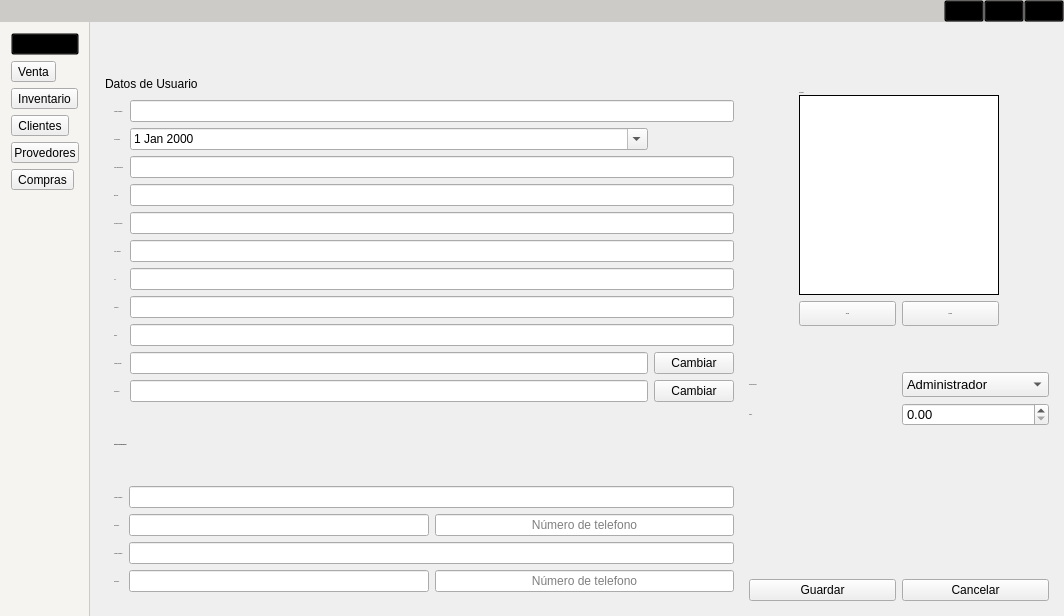
Above: Project/frontend/ventana_principal_trabajo.ui from LAngelVp/SistemaPOS before the change. Below: the same form after it.
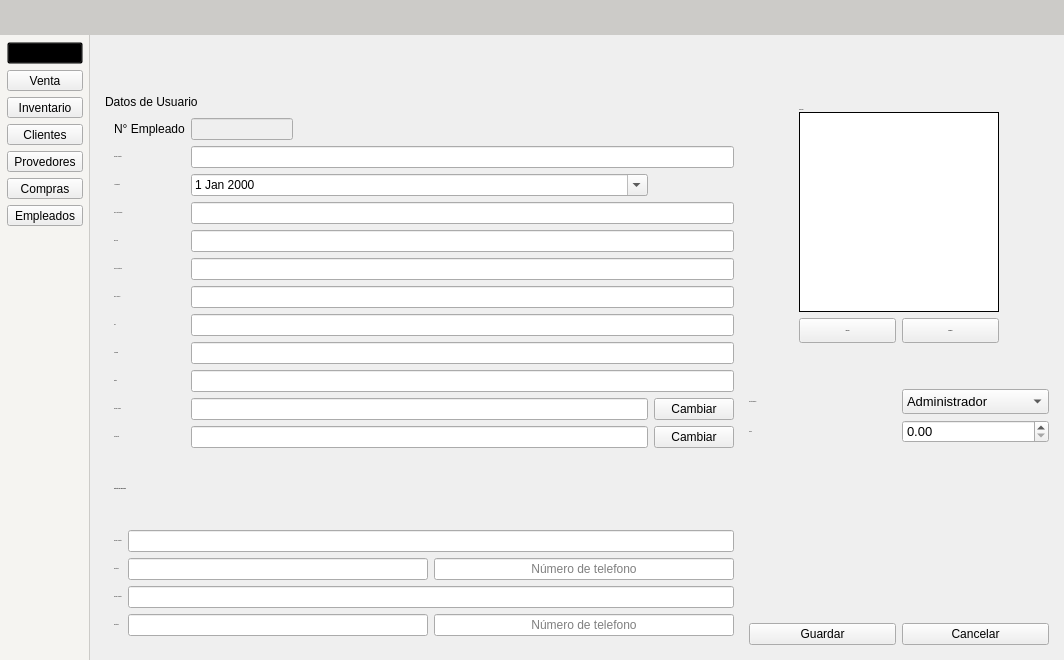
That is the form after the change. The open tabs and pages were chosen to show the change. Icons and pictures are not drawn.

Commit message: Agregue los iconos al documento de rutas de src, agregue igual el btn de empleado y su conexion

```diff
--- a/Project/frontend/ventana_principal_trabajo.ui
+++ b/Project/frontend/ventana_principal_trabajo.ui
@@ -7,7 +7,7 @@
     <x>0</x>
     <y>0</y>
     <width>1064</width>
-    <height>616</height>
+    <height>660</height>
    </rect>
   </property>
   <property name="windowTitle">
@@ -32,6 +32,7 @@
 	 border-top: 0px;
 	font-size:14px;
 	max-width:200px;
+	color: rgb(0, 0, 0);
 }
 [objectName^=&quot;txt&quot;] {
 	background-color: rgb(245, 245, 245);
@@ -39,6 +40,7 @@
     border-top: 0px;
     font-size: 14px;
     font-family: Arial, sans-serif;
+	color: rgb(0, 0, 0);
 }
 [objectName^=&quot;btn_btn&quot;] {
 background-color: rgb(204, 204, 204);
@@ -49,18 +51,23 @@
 	padding-right: 5px;
 	font-size:14px;
 	font-family: Arial;
+	color: rgb(255, 255, 255);
+	border:None;
+	font-weight:bold;
 }
 [objectName^=&quot;lbt&quot;] {
 	max-height: 40px;
 	font-size:16px;
 	font-family: Arial, sans-serif;
     font-weight: bold;
+	color: rgb(0, 0, 0);
 }
 [objectName^=&quot;lbl&quot;] {
 	min-height:25px;
 	max-height:25px;
 	font-size:14px;
 	font-family: Arial, sans-serif;
+	color: rgb(0, 0, 0);
 }
 [objectName^=&quot;btn_btn&quot;]:hover {
 background-color: rgb(191, 191, 191);
@@ -69,10 +76,16 @@
 background-color: rgb(230, 230, 230);
 padding:2px;
 border-radius:5px;
-min-width:70px;
 font-size:12px;
 	font-family: Arial;
+	color: rgb(0, 0, 0);
 }
+
+[objectName^=&quot;tabla&quot;] {
+	background-color: rgb(195, 195, 195);
+	border:1px solid;
+}
+
 [objectName^=&quot;bts_bts&quot;]:hover {
 background-color: rgb(212, 234, 247);
 }
@@ -97,18 +110,27 @@
 #panel_cabecera{
 background-color: rgb(204, 203, 200);
 max-height: 35px;
+min-height: 35px;
 }
 #btn_minimizar{
 	background-color:transparent;
+	border:None;
 }
 #btn_maximizar{
 	background-color:transparent;
+	border:None;
 }
 #btn_cerrar{
 	background-color:transparent;
+	border:None;
+}
+#panel_btn_menu{
+	min-width:40px;
+	max-width:40px;
+	min-height:40px;
+	max-height:40px;
 }
 #btn_btn_menu{
-	margin-left:5px;
 	border: 0px;
 	background-color: transparent;
 }
@@ -124,21 +146,26 @@
 max-width:0px;
 }
 #panel_opciones_superior{
-	max-height:40px;
+	min-height:45px;	
+	max-height:45px;
 	padding-bottom: 0px;
 	padding-top: 0px;
 }
 #panel_contenido_opciones_superior{
 max-height: 40px;
 }
-
 #panel_paginas{
 padding:15px;
 }
 #img_empleado_usuario{
 border: 1px solid;
 	background-color: rgb(255, 255, 255);
-}</string>
+}
+#txt_nEmpleado{
+min-width:100px;
+max-width:100px;
+}
+</string>
   </property>
   <widget class="QWidget" name="panel_centralwidget">
    <layout class="QGridLayout" name="gridLayout">
@@ -323,7 +350,25 @@
           </property>
           <item>
            <widget class="QWidget" name="panel_sub_opciones_desplegable" native="true">
+            <property name="layoutDirection">
+             <enum>Qt::LeftToRight</enum>
+            </property>
+            <property name="autoFillBackground">
+             <bool>false</bool>
+            </property>
             <layout class="QVBoxLayout" name="verticalLayout_17">
+             <property name="leftMargin">
+              <number>5</number>
+             </property>
+             <property name="topMargin">
+              <number>5</number>
+             </property>
+             <property name="rightMargin">
+              <number>5</number>
+             </property>
+             <property name="bottomMargin">
+              <number>5</number>
+             </property>
              <item>
               <widget class="QPushButton" name="btn_btn_cuenta">
                <property name="cursor">
@@ -349,6 +394,12 @@
              </item>
              <item>
               <widget class="QToolButton" name="bts_bts_venta">
+               <property name="sizePolicy">
+                <sizepolicy hsizetype="Expanding" vsizetype="Fixed">
+                 <horstretch>0</horstretch>
+                 <verstretch>0</verstretch>
+                </sizepolicy>
+               </property>
                <property name="cursor">
                 <cursorShape>PointingHandCursor</cursorShape>
                </property>
@@ -378,6 +429,12 @@
              </item>
              <item>
               <widget class="QToolButton" name="bts_bts_inventario">
+               <property name="sizePolicy">
+                <sizepolicy hsizetype="Expanding" vsizetype="Fixed">
+                 <horstretch>0</horstretch>
+                 <verstretch>0</verstretch>
+                </sizepolicy>
+               </property>
                <property name="cursor">
                 <cursorShape>PointingHandCursor</cursorShape>
                </property>
@@ -401,6 +458,12 @@
              </item>
              <item>
               <widget class="QToolButton" name="bts_bts_clientes">
+               <property name="sizePolicy">
+                <sizepolicy hsizetype="Expanding" vsizetype="Fixed">
+                 <horstretch>0</horstretch>
+                 <verstretch>0</verstretch>
+                </sizepolicy>
+               </property>
                <property name="cursor">
                 <cursorShape>PointingHandCursor</cursorShape>
                </property>
@@ -424,6 +487,12 @@
              </item>
              <item>
               <widget class="QToolButton" name="bts_bts_proveedor">
+               <property name="sizePolicy">
+                <sizepolicy hsizetype="Expanding" vsizetype="Fixed">
+                 <horstretch>0</horstretch>
+                 <verstretch>0</verstretch>
+                </sizepolicy>
+               </property>
                <property name="cursor">
                 <cursorShape>PointingHandCursor</cursorShape>
                </property>
@@ -447,6 +516,12 @@
              </item>
              <item>
               <widget class="QToolButton" name="bts_bts_compras">
+               <property name="sizePolicy">
+                <sizepolicy hsizetype="Expanding" vsizetype="Fixed">
+                 <horstretch>0</horstretch>
+                 <verstretch>0</verstretch>
+                </sizepolicy>
+               </property>
                <property name="cursor">
                 <cursorShape>PointingHandCursor</cursorShape>
                </property>
@@ -468,6 +543,35 @@
                </property>
               </widget>
              </item>
+             <item>
+              <widget class="QToolButton" name="bts_bts_empleados">
+               <property name="sizePolicy">
+                <sizepolicy hsizetype="Expanding" vsizetype="Fixed">
+                 <horstretch>0</horstretch>
+                 <verstretch>0</verstretch>
+                </sizepolicy>
+               </property>
+               <property name="cursor">
+                <cursorShape>PointingHandCursor</cursorShape>
+               </property>
+               <property name="text">
+                <string>Empleados</string>
+               </property>
+               <property name="icon">
+                <iconset>
+                 <normaloff>../icons/users.svg</normaloff>../icons/users.svg</iconset>
+               </property>
+               <property name="iconSize">
+                <size>
+                 <width>25</width>
+                 <height>25</height>
+                </size>
+               </property>
+               <property name="toolButtonStyle">
+                <enum>Qt::ToolButtonTextUnderIcon</enum>
+               </property>
+              </widget>
+             </item>
              <item>
               <spacer name="espaciados_menu_lateral">
                <property name="orientation">
@@ -510,13 +614,13 @@
             <property name="minimumSize">
              <size>
               <width>0</width>
-              <height>0</height>
+              <height>45</height>
              </size>
             </property>
             <property name="maximumSize">
              <size>
               <width>16777215</width>
-              <height>40</height>
+              <height>45</height>
              </size>
             </property>
             <property name="styleSheet">
@@ -527,7 +631,7 @@
               <number>0</number>
              </property>
              <property name="leftMargin">
-              <number>0</number>
+              <number>5</number>
              </property>
              <property name="topMargin">
               <number>0</number>
@@ -602,13 +706,13 @@
                     <widget class="QPushButton" name="btn_btn_menu">
                      <property name="minimumSize">
                       <size>
-                       <width>40</width>
+                       <width>0</width>
                        <height>25</height>
                       </size>
                      </property>
                      <property name="maximumSize">
                       <size>
-                       <width>40</width>
+                       <width>16777215</width>
                        <height>35</height>
                       </size>
                      </property>
@@ -620,7 +724,7 @@
                      </property>
                      <property name="icon">
                       <iconset>
-                       <normaloff>../../../../../Downloads/menu.svg</normaloff>../../../../../Downloads/menu.svg</iconset>
+                       <normaloff>../icons/angles-right.svg</normaloff>../icons/angles-right.svg</iconset>
                      </property>
                      <property name="iconSize">
                       <size>
@@ -670,7 +774,7 @@
              <item>
               <widget class="QStackedWidget" name="panel_paginas">
                <property name="currentIndex">
-                <number>0</number>
+                <number>7</number>
                </property>
                <widget class="QWidget" name="panel_pagina_cuenta">
                 <layout class="QVBoxLayout" name="verticalLayout_4">
@@ -728,11 +832,163 @@
                       <layout class="QVBoxLayout" name="verticalLayout_6">
                        <item>
                         <layout class="QGridLayout" name="panel_cuerpo_datos1">
+                         <item row="1" column="2" colspan="2">
+                          <widget class="QLineEdit" name="txt_nmbre_4">
+                           <property name="font">
+                            <font>
+                             <family>Arial</family>
+                             <pointsize>-1</pointsize>
+                            </font>
+                           </property>
+                          </widget>
+                         </item>
+                         <item row="5" column="2" colspan="2">
+                          <widget class="QLineEdit" name="txt_correo_4">
+                           <property name="font">
+                            <font>
+                             <family>Arial</family>
+                             <pointsize>-1</pointsize>
+                            </font>
+                           </property>
+                          </widget>
+                         </item>
+                         <item row="3" column="2" colspan="2">
+                          <widget class="QLineEdit" name="txt_identificacion_4">
+                           <property name="font">
+                            <font>
+                             <family>Arial</family>
+                             <pointsize>-1</pointsize>
+                            </font>
+                           </property>
+                          </widget>
+                         </item>
+                         <item row="8" column="2" colspan="2">
+                          <widget class="QLineEdit" name="txt_localidad_4">
+                           <property name="font">
+                            <font>
+                             <family>Arial</family>
+                             <pointsize>-1</pointsize>
+                            </font>
+                           </property>
+                          </widget>
+                         </item>
+                         <item row="4" column="0">
+                          <widget class="QLabel" name="lbl_direccion_4">
+                           <property name="font">
+                            <font>
+                             <family>Arial</family>
+                             <pointsize>-1</pointsize>
+                            </font>
+                           </property>
+                           <property name="text">
+                            <string>Dirección</string>
+                           </property>
+                          </widget>
+                         </item>
+                         <item row="7" column="2" colspan="2">
+                          <widget class="QLineEdit" name="txt_nss_4">
+                           <property name="font">
+                            <font>
+                             <family>Arial</family>
+                             <pointsize>-1</pointsize>
+                            </font>
+                           </property>
+                          </widget>
+                         </item>
+                         <item row="4" column="2" colspan="2">
+                          <widget class="QLineEdit" name="txt_direccion_4">
+                           <property name="font">
+                            <font>
+                             <family>Arial</family>
+                             <pointsize>-1</pointsize>
+                            </font>
+                           </property>
+                          </widget>
+                         </item>
+                         <item row="11" column="2">
+                          <widget class="QLineEdit" name="txt_contra_usuario_4"/>
+                         </item>
+                         <item row="5" column="0">
+                          <widget class="QLabel" name="lbl_correo_4">
+                           <property name="font">
+                            <font>
+                             <family>Arial</family>
+                             <pointsize>-1</pointsize>
+                            </font>
+                           </property>
+                           <property name="text">
+                            <string>Correo electronico</string>
+                           </property>
+                          </widget>
+                         </item>
                          <item row="7" column="0">
+                          <widget class="QLabel" name="lbl_nss_4">
+                           <property name="font">
+                            <font>
+                             <family>Arial</family>
+                             <pointsize>-1</pointsize>
+                            </font>
+                           </property>
+                           <property name="text">
+                            <string>NSS</string>
+                           </property>
+                          </widget>
+                         </item>
+                         <item row="2" column="2">
+                          <widget class="QDateEdit" name="date_fecha_nacimiento_usuario">
+                           <property name="calendarPopup">
+                            <bool>true</bool>
+                           </property>
+                          </widget>
+                         </item>
+                         <item row="11" column="0">
+                          <widget class="QLabel" name="lbl_contra_usuario_4">
+                           <property name="font">
+                            <font>
+                             <family>Arial</family>
+                             <pointsize>-1</pointsize>
+                            </font>
+                           </property>
+                           <property name="text">
+                            <string>Contraseña</string>
+                           </property>
+                          </widget>
+                         </item>
+                         <item row="9" column="2" colspan="2">
+                          <widget class="QLineEdit" name="txt_estado_4">
+                           <property name="font">
+                            <font>
+                             <family>Arial</family>
+                             <pointsize>-1</pointsize>
+                            </font>
+                           </property>
+                          </widget>
+                         </item>
+                         <item row="0" column="0">
+                          <widget class="QLabel" name="lbl_nEmpleado">
+                           <property name="text">
+                            <string>N° Empleado</string>
+                           </property>
+                          </widget>
+                         </item>
+                         <item row="2" column="0">
+                          <widget class="QLabel" name="lbl_fnacimiento_4">
+                           <property name="font">
+                            <font>
+                             <family>Arial</family>
+                             <pointsize>-1</pointsize>
+                            </font>
+                           </property>
+                           <property name="text">
+                            <string>F. Nacimiento</string>
+                           </property>
+                          </widget>
+                         </item>
+                         <item row="8" column="0">
                           <widget class="QLabel" name="lbl_localidad_4">
                            <property name="font">
                             <font>
-                             <family>Arial,sans-serif</family>
+                             <family>Arial</family>
                              <pointsize>-1</pointsize>
                             </font>
                            </property>
@@ -741,27 +997,21 @@
                            </property>
                           </widget>
                          </item>
-                         <item row="8" column="0">
-                          <widget class="QLabel" name="lbl_estado_4">
-                           <property name="font">
-                            <font>
-                             <family>Arial,sans-serif</family>
-                             <pointsize>-1</pointsize>
-                            </font>
+                         <item row="10" column="3">
+                          <widget class="QPushButton" name="btn_btn_ingresar_usuario">
+                           <property name="cursor">
+                            <cursorShape>PointingHandCursor</cursorShape>
                            </property>
                            <property name="text">
-                            <string>Estado</string>
+                            <string>Cambiar</string>
                            </property>
                           </widget>
                          </item>
-                         <item row="9" column="1">
-                          <widget class="QLineEdit" name="txt_nombre_usuario_4"/>
-                         </item>
-                         <item row="9" column="0">
+                         <item row="10" column="0">
                           <widget class="QLabel" name="lbl_nombre_usuario_4">
                            <property name="font">
                             <font>
-                             <family>Arial,sans-serif</family>
+                             <family>Arial</family>
                              <pointsize>-1</pointsize>
                             </font>
                            </property>
@@ -770,11 +1020,24 @@
                            </property>
                           </widget>
                          </item>
-                         <item row="5" column="0">
+                         <item row="10" column="2">
+                          <widget class="QLineEdit" name="txt_nombre_usuario_4"/>
+                         </item>
+                         <item row="6" column="2" colspan="2">
+                          <widget class="QLineEdit" name="txt_telefono_4">
+                           <property name="font">
+                            <font>
+                             <family>Arial</family>
+                             <pointsize>-1</pointsize>
+                            </font>
+                           </property>
+                          </widget>
+                         </item>
+                         <item row="6" column="0">
                           <widget class="QLabel" name="lbl_ntelefono_4">
                            <property name="font">
                             <font>
-                             <family>Arial,sans-serif</family>
+                             <family>Arial</family>
                              <pointsize>-1</pointsize>
                             </font>
                            </property>
@@ -783,66 +1046,11 @@
                            </property>
                           </widget>
                          </item>
-                         <item row="10" column="0">
-                          <widget class="QLabel" name="lbl_contra_usuario_4">
-                           <property name="font">
-                            <font>
-                             <family>Arial,sans-serif</family>
-                             <pointsize>-1</pointsize>
-                            </font>
-                           </property>
-                           <property name="text">
-                            <string>Contraseña</string>
-                           </property>
-                          </widget>
-                         </item>
-                         <item row="10" column="1">
-                          <widget class="QLineEdit" name="txt_contra_usuario_4"/>
-                         </item>
-                         <item row="1" column="0">
-                          <widget class="QLabel" name="lbl_fnacimiento_4">
-                           <property name="font">
-                            <font>
-                             <family>Arial,sans-serif</family>
-                             <pointsize>-1</pointsize>
-                            </font>
-                           </property>
-                           <property name="text">
-                            <string>F. Nacimiento</string>
-                           </property>
-                          </widget>
-                         </item>
-                         <item row="0" column="0">
-                          <widget class="QLabel" name="lbl_nombre_completo_4">
-                           <property name="font">
-                            <font>
-                             <family>Arial,sans-serif</family>
-                             <pointsize>-1</pointsize>
-                            </font>
-                           </property>
-                           <property name="text">
-                            <string>Nombre completo</string>
-                           </property>
-                          </widget>
-                         </item>
-                         <item row="4" column="0">
-                          <widget class="QLabel" name="lbl_correo_4">
-                           <property name="font">
-                            <font>
-                             <family>Arial,sans-serif</family>
-                             <pointsize>-1</pointsize>
-                            </font>
-                           </property>
-                           <property name="text">
-                            <string>Correo electronico</string>
-                           </property>
-                          </widget>
-                         </item>
-                         <item row="2" column="0">
+                         <item row="3" column="0">
                           <widget class="QLabel" name="lbl_nidentificacion_4">
                            <property name="font">
                             <font>
-                             <family>Arial,sans-serif</family>
+                             <family>Arial</family>
                              <pointsize>-1</pointsize>
                             </font>
                            </property>
@@ -851,100 +1059,7 @@
                            </property>
                           </widget>
                          </item>
-                         <item row="3" column="0">
-                          <widget class="QLabel" name="lbl_direccion_4">
-                           <property name="font">
-                            <font>
-                             <family>Arial,sans-serif</family>
-                             <pointsize>-1</pointsize>
-                            </font>
-                           </property>
-                           <property name="text">
-                            <string>Dirección</string>
-                           </property>
-                          </widget>
-                         </item>
-                         <item row="3" column="1" colspan="2">
-                          <widget class="QLineEdit" name="txt_direccion_4">
-                           <property name="font">
-                            <font>
-                             <family>Arial,sans-serif</family>
-                             <pointsize>-1</pointsize>
-                            </font>
-                           </property>
-                          </widget>
-                         </item>
-                         <item row="4" column="1" colspan="2">
-                          <widget class="QLineEdit" name="txt_correo_4">
-                           <property name="font">
-                            <font>
-                             <family>Arial,sans-serif</family>
-                             <pointsize>-1</pointsize>
-                            </font>
-                           </property>
-                          </widget>
-                         </item>
-                         <item row="2" column="1" colspan="2">
-                          <widget class="QLineEdit" name="txt_identificacion_4">
-                           <property name="font">
-                            <font>
-                             <family>Arial,sans-serif</family>
-                             <pointsize>-1</pointsize>
-                            </font>
-                           </property>
-                          </widget>
-                         </item>
-                         <item row="5" column="1" colspan="2">
-                          <widget class="QLineEdit" name="txt_telefono_4">
-                           <property name="font">
-                            <font>
-                             <family>Arial,sans-serif</family>
-                             <pointsize>-1</pointsize>
-                            </font>
-                           </property>
-                          </widget>
-                         </item>
-                         <item row="0" column="1" colspan="2">
-                          <widget class="QLineEdit" name="txt_nmbre_4">
-                           <property name="font">
-                            <font>
-                             <family>Arial,sans-serif</family>
-                             <pointsize>-1</pointsize>
-                            </font>
-                           </property>
-                          </widget>
-                         </item>
-                         <item row="6" column="1" colspan="2">
-                          <widget class="QLineEdit" name="txt_nss_4">
-                           <property name="font">
-                            <font>
-                             <family>Arial,sans-serif</family>
-                             <pointsize>-1</pointsize>
-                            </font>
-                           </property>
-                          </widget>
-                         </item>
-                         <item row="9" column="2">
-                          <widget class="QPushButton" name="btn_btn_ingresar_usuario">
-                           <property name="cursor">
-                            <cursorShape>PointingHandCursor</cursorShape>
-                           </property>
-                           <property name="text">
-                            <string>Cambiar</string>
-                           </property>
-                          </widget>
-                         </item>
-                         <item row="8" column="1" colspan="2">
-                          <widget class="QLineEdit" name="txt_estado_4">
-                           <property name="font">
-                            <font>
-                             <family>Arial,sans-serif</family>
-                             <pointsize>-1</pointsize>
-                            </font>
-                           </property>
-                          </widget>
-                         </item>
-                         <item row="10" column="2">
+                         <item row="11" column="3">
                           <widget class="QPushButton" name="btn_btn_ingresar_contrasena">
                            <property name="cursor">
                             <cursorShape>PointingHandCursor</cursorShape>
@@ -954,33 +1069,36 @@
                            </property>
                           </widget>
                          </item>
-                         <item row="6" column="0">
-                          <widget class="QLabel" name="lbl_nss_4">
+                         <item row="0" column="2">
+                          <widget class="QLineEdit" name="txt_nEmpleado">
+                           <property name="enabled">
+                            <bool>false</bool>
+                           </property>
+                          </widget>
+                         </item>
+                         <item row="9" column="0">
+                          <widget class="QLabel" name="lbl_estado_4">
                            <property name="font">
                             <font>
-                             <family>Arial,sans-serif</family>
+                             <family>Arial</family>
                              <pointsize>-1</pointsize>
                             </font>
                            </property>
                            <property name="text">
-                            <string>NSS</string>
+                            <string>Estado</string>
                            </property>
                           </widget>
                          </item>
-                         <item row="7" column="1" colspan="2">
-                          <widget class="QLineEdit" name="txt_localidad_4">
+                         <item row="1" column="0">
+                          <widget class="QLabel" name="lbl_nombre_completo_4">
                            <property name="font">
                             <font>
-                             <family>Arial,sans-serif</family>
+                             <family>Arial</family>
                              <pointsize>-1</pointsize>
                             </font>
                            </property>
-                          </widget>
-                         </item>
-                         <item row="1" column="1">
-                          <widget class="QDateEdit" name="date_fecha_nacimiento_usuario">
-                           <property name="calendarPopup">
-                            <bool>true</bool>
+                           <property name="text">
+                            <string>Nombre completo</string>
                            </property>
                           </widget>
                          </item>
@@ -988,24 +1106,11 @@
                        </item>
                        <item>
                         <layout class="QGridLayout" name="panel_contactos">
-                         <item row="1" column="0">
-                          <widget class="QLabel" name="lbl_ncompleto_contact">
-                           <property name="font">
-                            <font>
-                             <family>Arial,sans-serif</family>
-                             <pointsize>-1</pointsize>
-                            </font>
-                           </property>
-                           <property name="text">
-                            <string>Nombre completo</string>
-                           </property>
-                          </widget>
-                         </item>
                          <item row="0" column="0" colspan="2">
                           <widget class="QLabel" name="lbt_titulo_contact">
                            <property name="font">
                             <font>
-                             <family>Arial,sans-serif</family>
+                             <family>Arial</family>
                              <pointsize>-1</pointsize>
                              <weight>75</weight>
                              <bold>true</bold>
@@ -1016,46 +1121,39 @@
                            </property>
                           </widget>
                          </item>
+                         <item row="4" column="0">
+                          <widget class="QLabel" name="lbl_nparentezco_emergenci">
+                           <property name="font">
+                            <font>
+                             <family>Arial</family>
+                             <pointsize>-1</pointsize>
+                            </font>
+                           </property>
+                           <property name="text">
+                            <string>Parentezco</string>
+                           </property>
+                          </widget>
+                         </item>
                          <item row="2" column="1">
                           <widget class="QLineEdit" name="txt_parentezcocontact">
                            <property name="font">
                             <font>
-                             <family>Arial,sans-serif</family>
+                             <family>Arial</family>
                              <pointsize>-1</pointsize>
                             </font>
                            </property>
                           </widget>
                          </item>
-                         <item row="2" column="2">
-                          <widget class="QLineEdit" name="txt_numero_contact">
-                           <property name="alignment">
-                            <set>Qt::AlignCenter</set>
-                           </property>
-                           <property name="placeholderText">
-                            <string>Número de telefono</string>
-                           </property>
-                          </widget>
-                         </item>
-                         <item row="2" column="0">
-                          <widget class="QLabel" name="lbl_ncontacto_emergenc">
+                         <item row="3" column="0">
+                          <widget class="QLabel" name="lbl_ncontacto_emergenci">
                            <property name="font">
                             <font>
-                             <family>Arial,sans-serif</family>
+                             <family>Arial</family>
                              <pointsize>-1</pointsize>
                             </font>
                            </property>
                            <property name="text">
-                            <string>Parentezco</string>
-                           </property>
-                          </widget>
-                         </item>
-                         <item row="3" column="1" colspan="2">
-                          <widget class="QLineEdit" name="txt_nombre_contact2">
-                           <property name="font">
-                            <font>
-                             <family>Arial,sans-serif</family>
-                             <pointsize>-1</pointsize>
-                            </font>
+                            <string>Nombre completo</string>
                            </property>
                           </widget>
                          </item>
@@ -1063,45 +1161,55 @@
                           <widget class="QLineEdit" name="txt_nombre2_contact2">
                            <property name="font">
                             <font>
-                             <family>Arial,sans-serif</family>
+                             <family>Arial</family>
                              <pointsize>-1</pointsize>
                             </font>
                            </property>
                           </widget>
                          </item>
+                         <item row="2" column="0">
+                          <widget class="QLabel" name="lbl_ncontacto_emergenc">
+                           <property name="font">
+                            <font>
+                             <family>Arial</family>
+                             <pointsize>-1</pointsize>
+                            </font>
+                           </property>
+                           <property name="text">
+                            <string>Parentezco</string>
+                           </property>
+                          </widget>
+                         </item>
+                         <item row="1" column="0">
+                          <widget class="QLabel" name="lbl_ncompleto_contact">
+                           <property name="font">
+                            <font>
+                             <family>Arial</family>
+                             <pointsize>-1</pointsize>
+                            </font>
+                           </property>
+                           <property name="text">
+                            <string>Nombre completo</string>
+                           </property>
+                          </widget>
+                         </item>
                          <item row="4" column="1">
                           <widget class="QLineEdit" name="txt_parentezco_contact2">
                            <property name="font">
                             <font>
-                             <family>Arial,sans-serif</family>
+                             <family>Arial</family>
                              <pointsize>-1</pointsize>
                             </font>
                            </property>
                           </widget>
                          </item>
-                         <item row="3" column="0">
-                          <widget class="QLabel" name="lbl_ncontacto_emergenci">
+                         <item row="3" column="1" colspan="2">
+                          <widget class="QLineEdit" name="txt_nombre_contact2">
                            <property name="font">
                             <font>
-                             <family>Arial,sans-serif</family>
+                             <family>Arial</family>
                              <pointsize>-1</pointsize>
                             </font>
-                           </property>
-                           <property name="text">
-                            <string>Nombre completo</string>
-                           </property>
-                          </widget>
-                         </item>
-                         <item row="4" column="0">
-                          <widget class="QLabel" name="lbl_nparentezco_emergenci">
-                           <property name="font">
-                            <font>
-                             <family>Arial,sans-serif</family>
-                             <pointsize>-1</pointsize>
-                            </font>
-                           </property>
-                           <property name="text">
-                            <string>Parentezco</string>
                            </property>
                           </widget>
                          </item>
@@ -1115,6 +1223,16 @@
                            </property>
                           </widget>
                          </item>
+                         <item row="2" column="2">
+                          <widget class="QLineEdit" name="txt_numero_contact">
+                           <property name="alignment">
+                            <set>Qt::AlignCenter</set>
+                           </property>
+                           <property name="placeholderText">
+                            <string>Número de telefono</string>
+                           </property>
+                          </widget>
+                         </item>
                         </layout>
                        </item>
                       </layout>
@@ -1225,6 +1343,8 @@
                                    <font>
                                     <family>Arial</family>
                                     <pointsize>-1</pointsize>
+                                    <weight>75</weight>
+                                    <bold>true</bold>
                                    </font>
                                   </property>
                                   <property name="cursor">
@@ -1253,6 +1373,8 @@
                                    <font>
                                     <family>Arial</family>
                                     <pointsize>-1</pointsize>
+                                    <weight>75</weight>
+                                    <bold>true</bold>
                                    </font>
                                   </property>
                                   <property name="cursor">
@@ -1298,7 +1420,7 @@
                               <widget class="QLabel" name="lbl_foto_usuario">
                                <property name="font">
                                 <font>
-                                 <family>Arial,sans-serif</family>
+                                 <family>Arial</family>
                                  <pointsize>-1</pointsize>
                                 </font>
                                </property>
@@ -1329,7 +1451,7 @@
                              <widget class="QLabel" name="lbl_puesto_usuario">
                               <property name="font">
                                <font>
-                                <family>Arial,sans-serif</family>
+                                <family>Arial</family>
                                 <pointsize>-1</pointsize>
                                </font>
                               </property>
@@ -1377,7 +1499,7 @@
                              <widget class="QLabel" name="lbl_sueldo_usuario">
                               <property name="font">
                                <font>
-                                <family>Arial,sans-serif</family>
+                                <family>Arial</family>
                                 <pointsize>-1</pointsize>
                                </font>
                               </property>
@@ -1959,6 +2081,27 @@
                  </property>
                 </widget>
                </widget>
+               <widget class="QWidget" name="panel_empleados">
+                <widget class="QLabel" name="lbt_empleados">
+                 <property name="geometry">
+                  <rect>
+                   <x>20</x>
+                   <y>20</y>
+                   <width>191</width>
+                   <height>18</height>
+                  </rect>
+                 </property>
+                 <property name="sizePolicy">
+                  <sizepolicy hsizetype="Preferred" vsizetype="Preferred">
+                   <horstretch>0</horstretch>
+                   <verstretch>0</verstretch>
+                  </sizepolicy>
+                 </property>
+                 <property name="text">
+                  <string>Apartado de Empleados</string>
+                 </property>
+                </widget>
+               </widget>
               </widget>
              </item>
             </layout>
```
The commit also changes 41 other files.
